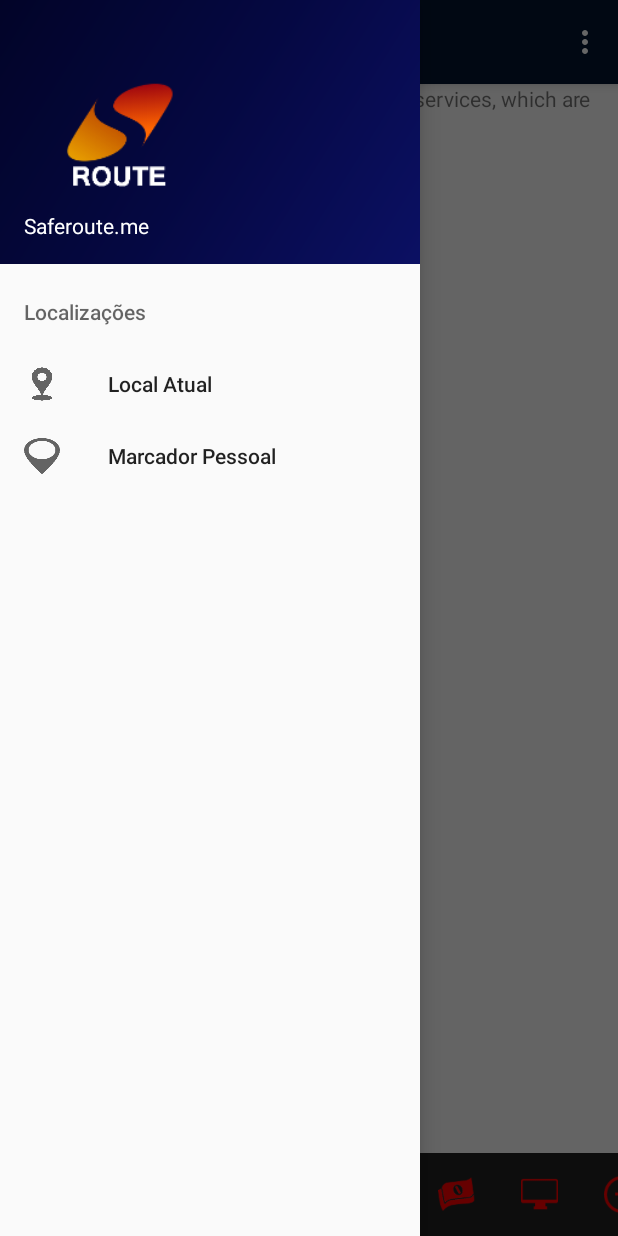
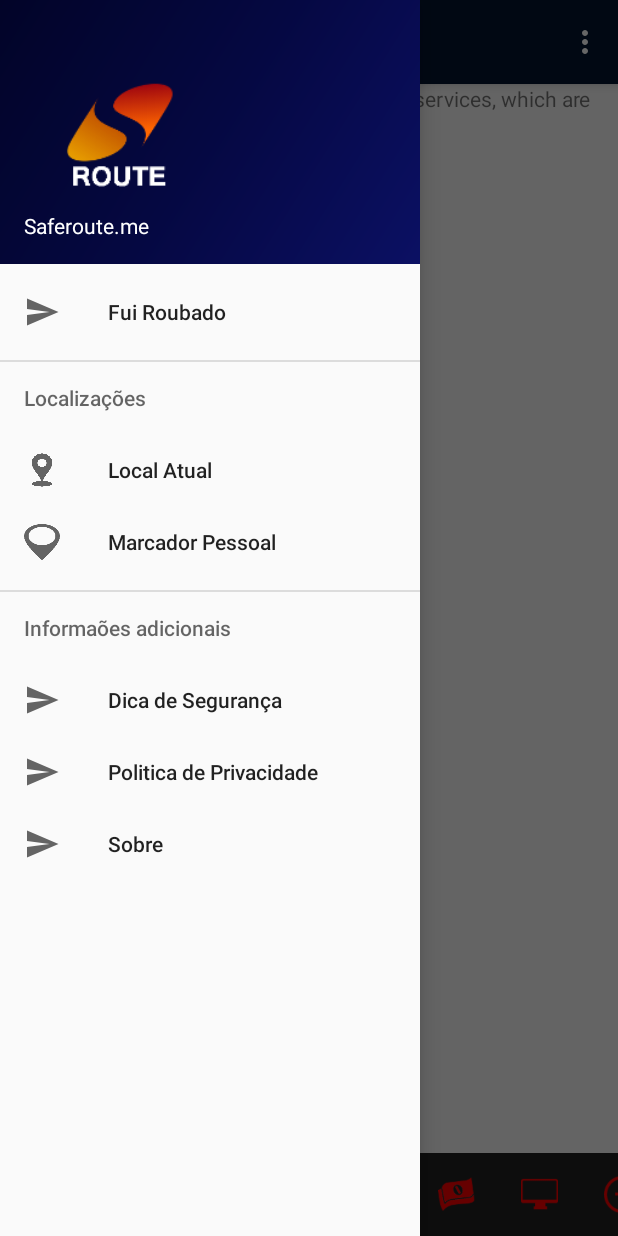
Before and after one commit to Raky1/SaferouteApp, an Android app: the screen it shows after launch (MainActivity), with the side drawer open, on a phone screen of 412 x 824 dp. Run offline under Robolectric (Android 15) with nearby library versions, the phone set to English and light mode, and no system bars.

```diff
--- a/app/src/main/java/me/saferoute/saferouteapp/MainActivity.java
+++ b/app/src/main/java/me/saferoute/saferouteapp/MainActivity.java
@@ -33,17 +33,6 @@ public class MainActivity extends AppCompatActivity
         setContentView(R.layout.activity_main);
         Toolbar toolbar = (Toolbar) findViewById(R.id.toolbar);
         setSupportActionBar(toolbar);
-
-        /*
-        FloatingActionButton fab = (FloatingActionButton) findViewById(R.id.fab);
-        fab.setOnClickListener(new View.OnClickListener() {
-            @Override
-            public void onClick(View view) {
-                Snackbar.make(view, "Replace with your own action", Snackbar.LENGTH_LONG)
-                        .setAction("Action", null).show();
-            }
-        });
-        */
 
         DrawerLayout drawer = (DrawerLayout) findViewById(R.id.drawer_layout);
         ActionBarDrawerToggle toggle = new ActionBarDrawerToggle(
--- a/app/src/main/res/menu/activity_main_drawer.xml
+++ b/app/src/main/res/menu/activity_main_drawer.xml
@@ -3,26 +3,12 @@
     xmlns:tools="http://schemas.android.com/tools"
     tools:showIn="navigation_view">
 
-    <!--
-    <group android:checkableBehavior="single">
+    <group android:checkableBehavior="none">
         <item
-            android:id="@+id/nav_camera"
-            android:icon="@drawable/ic_menu_camera"
-            android:title="Import" />
-        <item
-            android:id="@+id/nav_gallery"
-            android:icon="@drawable/ic_menu_gallery"
-            android:title="Gallery" />
-        <item
-            android:id="@+id/nav_slideshow"
-            android:icon="@drawable/ic_menu_slideshow"
-            android:title="Slideshow" />
-        <item
-            android:id="@+id/nav_manage"
-            android:icon="@drawable/ic_menu_manage"
-            android:title="Tools" />
+            android:id="@+id/nav_fui_roubado"
+            android:icon="@drawable/ic_menu_send"
+            android:title="Fui Roubado" />
     </group>
-    -->
 
     <!-- localizaçãoes -->
     <item android:title="Localizações">
@@ -38,4 +24,23 @@
         </menu>
     </item>
 
+    <!-- Outros -->
+    <item android:title="Informaões adicionais">
+        <menu>
+            <item
+                android:id="@+id/nav_dicas"
+                android:icon="@drawable/ic_menu_send"
+                android:title="Dica de Segurança" />
+            <item
+                android:id="@+id/nav_privacidade"
+                android:icon="@drawable/ic_menu_send"
+                android:title="Politica de Privacidade" />
+            <item
+                android:id="@+id/nav_sobre"
+                android:icon="@drawable/ic_menu_send"
+                android:title="Sobre" />
+        </menu>
+    </item>
+
+
 </menu>
```
